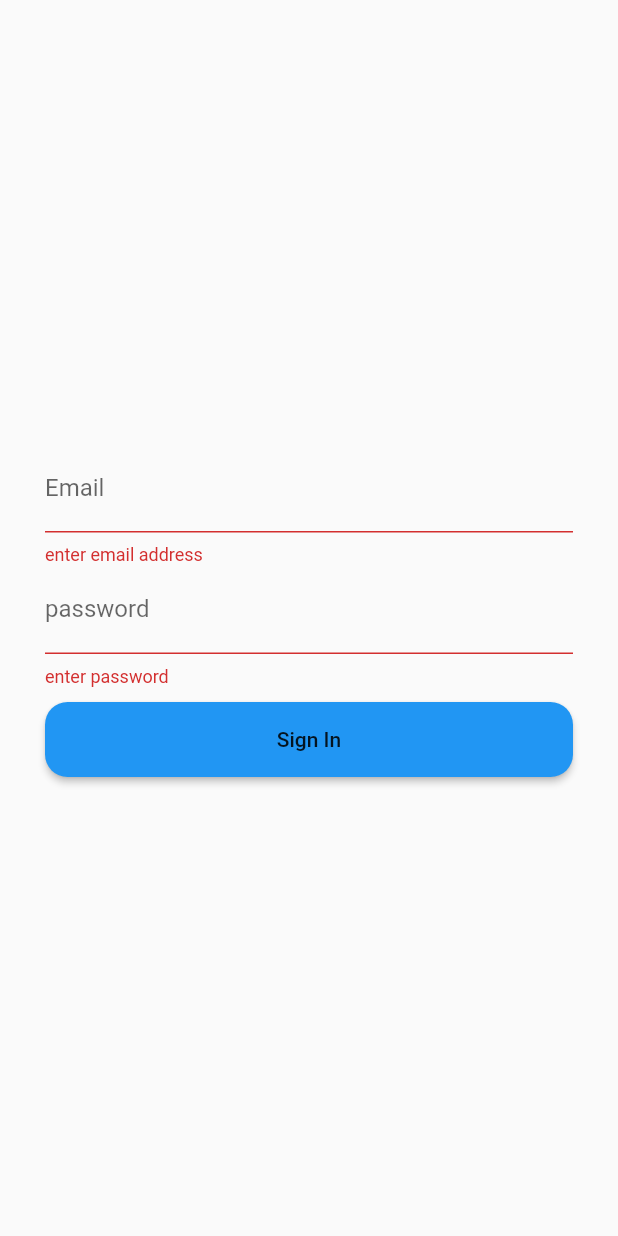
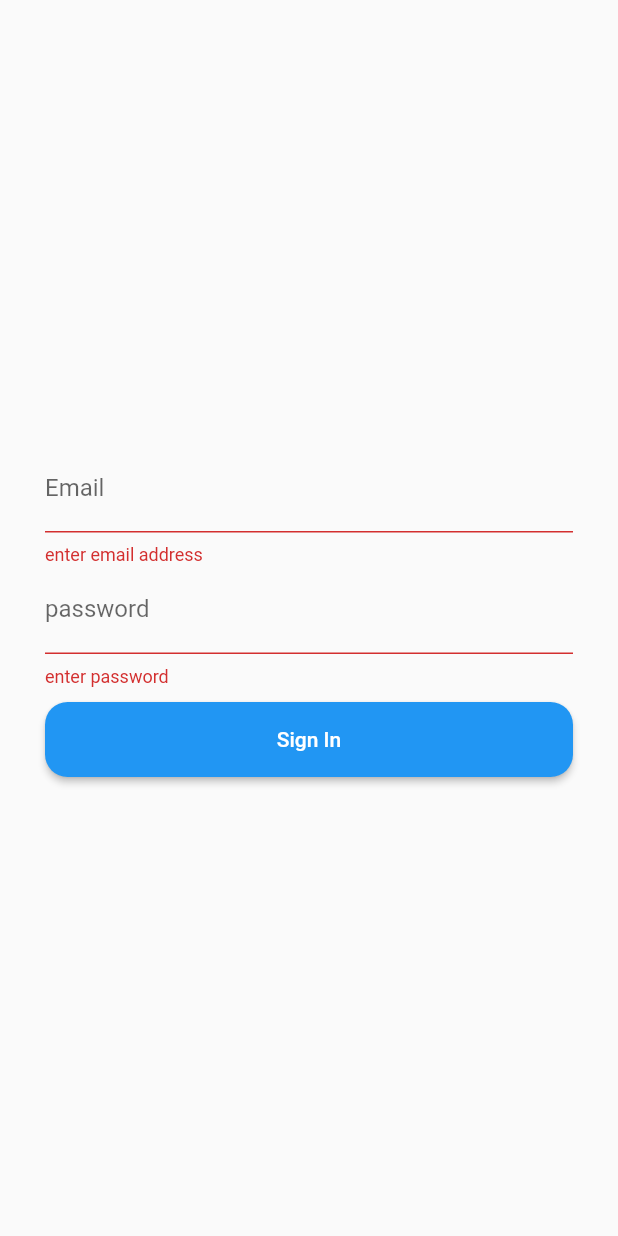
Before and after one commit to perochorichard/TreeTrek, a Flutter app: the SignInScreen screen opened by its route, after a tap on "Sign In", on a phone screen of 412 x 824 dp. Run offline on Flutter 3.47's test engine with Material 2 defaults, Android fonts, the phone set to English and light mode, and no system bars; our stand-ins replace firebase_auth, firebase_core; accounts and stored records are empty.

```diff
--- a/lib/screens/authentication/sign_in_screen.dart
+++ b/lib/screens/authentication/sign_in_screen.dart
@@ -19,7 +19,9 @@ class _SignInScreenState extends State<SignInScreen> {
   @override
   Widget build(BuildContext context) {
     return Scaffold(
-      body: Form(
+      body: Builder(
+        // builder needed for SnackBar context
+        builder: (context) => Form(
           key: _formKey,
           child: Padding(
             padding: EdgeInsets.symmetric(horizontal: 30),
@@ -58,6 +60,7 @@ class _SignInScreenState extends State<SignInScreen> {
                       if (signinSuccess) {
                         var user = context.read<User>();
                         if (!user.emailVerified) {
+                          context.read<AuthService>().signOut();
                           showDialog(
                             context: context,
                             builder: (_) => AlertDialog(
@@ -67,10 +70,14 @@ class _SignInScreenState extends State<SignInScreen> {
                               actions: [
                                 FlatButton(
                                   onPressed: () {
+                                    Scaffold.of(context).showSnackBar(
+                                      SnackBar(
+                                        content:
+                                            Text('email verification sent'),
+                                      ),
+                                    );
                                     user.sendEmailVerification();
-                                  Scaffold.of(context).showSnackBar(SnackBar(
-                                      content:
-                                          Text('email verification sent')));
+                                    Navigator.pop(context);
                                   },
                                   child: Text('RESEND'),
                                 ),
@@ -81,8 +88,9 @@ class _SignInScreenState extends State<SignInScreen> {
                               ],
                             ),
                           );
+                        } else {
+                          Navigator.pop(context);
                         }
-                      Navigator.pop(context);
                       } else {
                         showDialog(
                           context: context,
@@ -102,9 +110,13 @@ class _SignInScreenState extends State<SignInScreen> {
                     }
                   },
                   height: 50,
-                title: Text('Sign In'),
+                  title: Text(
+                    'Sign In',
+                    style: TextStyle(color: Colors.white),
+                  ),
                 ),
               ],
+            ),
           ),
         ),
       ),
```
Also changed, not shown: lib/screens/authentication/register_user_screen.dart (+51 -2 lines), lib/services/auth_service.dart (+11 -0 lines). Lines whose indentation alone changed are shown as unchanged.
